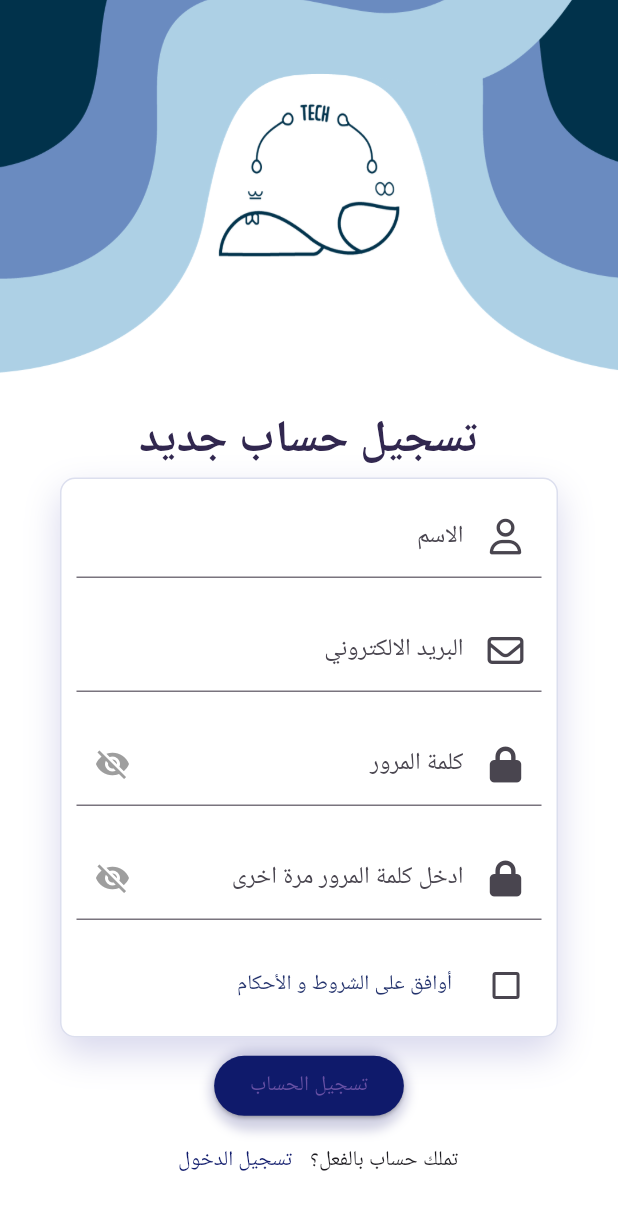
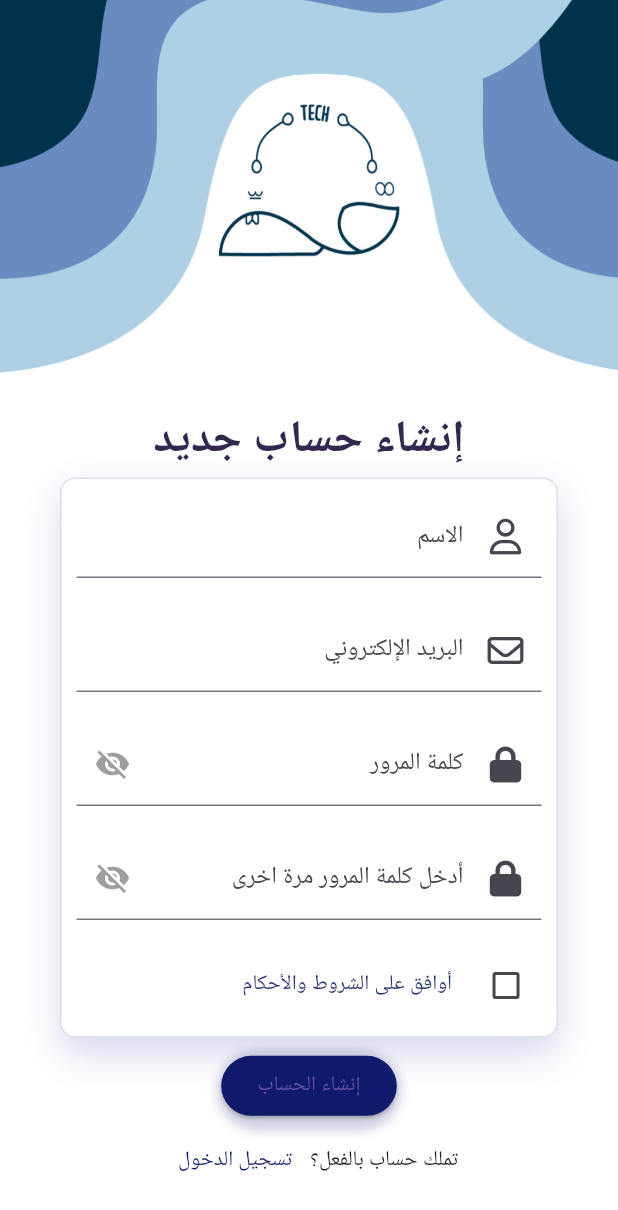
Before and after one commit to Lujain-M02/2023-GP1-6, a Flutter app: the SignUp screen opened directly, on a phone screen of 412 x 824 dp. Shown: the top 1210 px of the screen. Run offline on Flutter 3.47's test engine with Material 3 defaults, Android fonts, the phone set to English and light mode, and no system bars; our stand-ins replace animate_do, animated_text_kit, cloud_firestore, firebase_auth, firebase_core, font_awesome_flutter and 3 more; accounts and stored records are empty.

Commit message:
تعديل همزات وكلمات

```diff
--- a/your_story/lib/pages/MyStories_page/my_stories_page.dart
+++ b/your_story/lib/pages/MyStories_page/my_stories_page.dart
@@ -80,7 +80,7 @@ class _MyStoriesState extends State<MyStories> {
               if (!snapshot.hasData || snapshot.data!.isEmpty) {
                 return const Center(
                   child: Text(
-                      "يبدو أنه لا يوجد لديك قصص\nاضغط زر الاضافة وأبدأ صناعة قصتك الآن",
+                      "يبدو أنه لا يوجد لديك قصص\nاضغط زر الاضافة وابدأ صناعة قصتك الآن",
                       textAlign: TextAlign.center),
                 );
               }
@@ -149,7 +149,6 @@ class StoryTile extends StatelessWidget {
                       Text(
                         story['content'],
                         style: const TextStyle(fontSize: 15),
-
                       ),
                     ],
                   ),
@@ -164,7 +163,8 @@ class StoryTile extends StatelessWidget {
             shortContent,
             style: const TextStyle(fontSize: 12),
           ),
-          trailing: IconButton(onPressed: onDelete, icon: const Icon(Icons.delete)),
+          trailing:
+              IconButton(onPressed: onDelete, icon: const Icon(Icons.delete)),
         ),
       ),
     );
--- a/your_story/lib/pages/login page/reset_password.dart
+++ b/your_story/lib/pages/login page/reset_password.dart
@@ -37,7 +37,7 @@ class _ResetPasswordPageState extends State<ResetPasswordPage> {
       try {
         // Reset password using Firebase Auth API
         await FirebaseAuth.instance.sendPasswordResetEmail(
-          email:_emailController.text,
+          email: _emailController.text,
         );
         ScaffoldMessenger.of(context).showSnackBar(
           CustomSnackBar(
@@ -84,7 +84,7 @@ class _ResetPasswordPageState extends State<ResetPasswordPage> {
                       style: TextStyle(fontSize: 30),
                     ),
                     const Text(
-                        "أدخل بريدك الالكتروني المرتبط بحسابك وسنقوم بإرسال رابط إعادة تعيين كلمة المرور اليك."),
+                        "أدخل بريدك الالكتروني المرتبط بحسابك وسنقوم بإرسال رابط إعادة تعيين كلمة المرور إليك."),
                     TextFormField(
                       controller: _emailController,
                       keyboardType: TextInputType.emailAddress,
--- a/your_story/lib/pages/signup/signup.dart
+++ b/your_story/lib/pages/signup/signup.dart
@@ -85,7 +85,7 @@ class _SignUpState extends State<SignUp> {
                             duration: const Duration(milliseconds: 1500),
                             child: const Center(
                                 child: Text(
-                              "تسجيل حساب جديد",
+                              "إنشاء حساب جديد",
                               style: TextStyle(
                                   color: Color.fromRGBO(49, 39, 79, 1),
                                   fontWeight: FontWeight.bold,
@@ -146,7 +146,7 @@ class _SignUpState extends State<SignUp> {
                                       controller: _emailController,
                                       keyboardType: TextInputType.emailAddress,
                                       decoration: const InputDecoration(
-                                          labelText: 'البريد الالكتروني',
+                                          labelText: 'البريد الإلكتروني',
                                           prefixIcon:
                                               Icon(FontAwesomeIcons.envelope)),
                                       validator: (value) {
@@ -232,7 +232,7 @@ class _SignUpState extends State<SignUp> {
                                           AutovalidateMode.onUserInteraction,
                                       controller: _passwordController2,
                                       decoration: InputDecoration(
-                                        labelText: 'ادخل كلمة المرور مرة اخرى',
+                                        labelText: 'أدخل كلمة المرور مرة اخرى',
                                         prefixIcon:
                                             const Icon(FontAwesomeIcons.lock),
                                         suffixIcon: IconButton(
@@ -284,7 +284,7 @@ class _SignUpState extends State<SignUp> {
                                                 context, termsAndCondition());
                                           },
                                           child: const Text(
-                                              'أوافق على الشروط و الأحكام ',
+                                              'أوافق على الشروط والأحكام ',
                                               style: TextStyle(
                                                 color: Color.fromARGB(
                                                     255, 36, 51, 109),
@@ -320,7 +320,7 @@ class _SignUpState extends State<SignUp> {
                                   ScaffoldMessenger.of(context).showSnackBar(
                                     CustomSnackBar(
                                       content:
-                                          'يجب أن توافق على الشروط و الأحكام أولاً.',
+                                          'يجب أن توافق على الشروط والأحكام أولاً.',
                                     ),
                                   );
                                   return;
@@ -380,7 +380,7 @@ class _SignUpState extends State<SignUp> {
                                           .showSnackBar(
                                         CustomSnackBar(
                                           content:
-                                              "البريد الالكتروني موجود مسبقًا",
+                                              "البريد الإلكتروني موجود مسبقًا",
                                         ),
                                       );
                                     }
@@ -406,7 +406,7 @@ class _SignUpState extends State<SignUp> {
                               child: Row(
                                 mainAxisSize: MainAxisSize.min,
                                 children: [
-                                  const Text('تسجيل الحساب'),
+                                  const Text('إنشاء الحساب'),
                                   if (isSigning)
                                     (Container(
                                         height: 15,
--- a/your_story/lib/pages/welcome_page.dart
+++ b/your_story/lib/pages/welcome_page.dart
@@ -94,7 +94,8 @@ class _WelcomePageState extends State<WelcomePage> {
                             ElevatedButton(
                               onPressed: () {
                                 Navigator.of(context).push(
-                                  MaterialPageRoute(builder: (_) =>  LoginPage()),
+                                  MaterialPageRoute(
+                                      builder: (_) => LoginPage()),
                                 );
                               },
                               style: ElevatedButton.styleFrom(
@@ -106,15 +107,16 @@ class _WelcomePageState extends State<WelcomePage> {
                               child: const Text(
                                 'سجل دخولك',
                                 style: TextStyle(
-                                  color:
-                                      Color.fromARGB(255, 1, 16, 87), // Text color
+                                  color: Color.fromARGB(
+                                      255, 1, 16, 87), // Text color
                                 ),
                               ),
                             ),
                             ElevatedButton(
                               onPressed: () {
                                 Navigator.of(context).push(
-                                  MaterialPageRoute(builder: (_) => const SignUp()),
+                                  MaterialPageRoute(
+                                      builder: (_) => const SignUp()),
                                 );
                               },
                               style: ElevatedButton.styleFrom(
@@ -124,10 +126,10 @@ class _WelcomePageState extends State<WelcomePage> {
                                 shadowColor: YourStoryStyle.buttonShadowColor,
                               ),
                               child: const Text(
-                                'تسجيل حساب',
+                                'أنشئ حساب',
                                 style: TextStyle(
-                                  color:
-                                      Color.fromARGB(255, 1, 16, 87), // Text color
+                                  color: Color.fromARGB(
+                                      255, 1, 16, 87), // Text color
                                 ),
                               ),
                             )
```
Also changed, not shown: your_story/lib/pages/More_Page/more_content.dart (+13 -15 lines), your_story/lib/pages/on_boarding.dart (+3 -4 lines).
